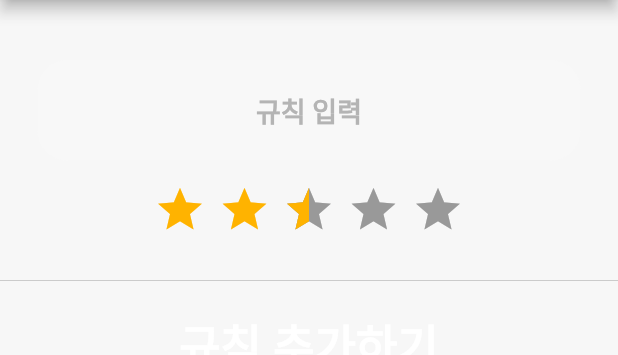
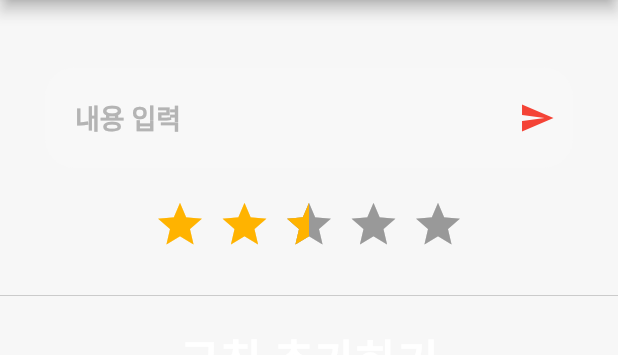
Before and after one commit to ilm0925/flutter-sceret-note, a Flutter app: the screen it shows after launch, on a phone screen of 412 x 824 dp, the part 84-439 px from its top. Run offline on Flutter 3.47's test engine with Material 2 defaults, Android fonts, the phone set to English and light mode, and no system bars; drawn by our look-alikes of flutter_rating_bar; our stand-ins replace shared_preferences; missing offline and left inert: dart:ffi, encrypt.

Commit message:
Send 버튼 생성

```diff
--- a/lib/note.dart
+++ b/lib/note.dart
@@ -17,7 +17,6 @@ class MainPage extends StatefulWidget {
 }
 
 class _MyAppState extends State<MainPage> {
-  String hint = "규칙 입력";
   String inputRules = "규칙을 추가해주세요";
 
   // ignore: non_constant_identifier_names
@@ -27,7 +26,7 @@ class _MyAppState extends State<MainPage> {
   late String key;
   double rating = 0.0;
   final Future<SharedPreferences> _prefs = SharedPreferences.getInstance();
-
+  TextEditingController ruleController = TextEditingController();
   void getRules() async {
     SharedPreferences prefs = await _prefs;
     List<String>? importedRules = prefs.getStringList("rules");
@@ -234,10 +233,28 @@ class _MyAppState extends State<MainPage> {
     return ruleCard(description, rule[0], index, context);
   }
 
-  TextField ruleInput(OutlineInputBorder Function() borderStyles) {
-    return TextField(
+  Padding ruleInput(OutlineInputBorder Function() borderStyles) {
+    return Padding(
+      padding: const EdgeInsets.all(5.0),
+      child: TextField(
+        maxLines: null,
+        keyboardType: TextInputType.multiline,
         decoration: InputDecoration(
-        hintText: hint,
+          contentPadding: EdgeInsets.all(20),
+          suffixIcon: InkWell(
+            child: const Icon(
+              Icons.send,
+            ),
+            onTap: () {
+              addRule([
+                DateFormat('yyyy년MM월dd일').format(DateTime.now()),
+                ruleController.text,
+                5.toString()
+              ]);
+            },
+          ),
+          suffixIconColor: Colors.red,
+          hintText: "내용 입력",
           filled: true,
           fillColor: const Color.fromARGB(31, 255, 255, 255),
           disabledBorder: borderStyles(),
@@ -247,19 +264,15 @@ class _MyAppState extends State<MainPage> {
               fontSize: 18),
           border: borderStyles(),
         ),
-      onSubmitted: (text) {
-        addRule([
-          DateFormat('yyyy년MM월dd일').format(DateTime.now()),
-          text,
-          5.toString()
-        ]);
-      },
-      onTap: () {
-        setState(() {
-          hint = "";
-        });
-      },
-      textAlign: TextAlign.center,
+        // onSubmitted: (text) {
+        //   addRule([
+        //     DateFormat('yyyy년MM월dd일').format(DateTime.now()),
+        //     text,
+        //     5.toString()
+        //   ]);
+        // },
+        controller: ruleController,
+        textAlign: TextAlign.left,
         style: const TextStyle(
           color: Colors.white,
           fontWeight: FontWeight.bold,
@@ -269,6 +282,7 @@ class _MyAppState extends State<MainPage> {
             inputRules = text;
           });
         },
+      ),
     );
   }
 
```
Lines whose indentation alone changed are shown as unchanged.
